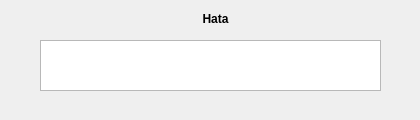
The window that ui/error.ui (canetizen/wordle-finder) describes before a commit, drawn with Qt 5.
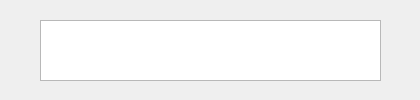
The same window after the commit.

```diff
--- a/ui/error.ui
+++ b/ui/error.ui
@@ -7,44 +7,31 @@
     <x>0</x>
     <y>0</y>
     <width>420</width>
-    <height>120</height>
+    <height>100</height>
    </rect>
   </property>
   <property name="minimumSize">
    <size>
     <width>420</width>
-    <height>120</height>
+    <height>100</height>
    </size>
   </property>
   <property name="maximumSize">
    <size>
     <width>420</width>
-    <height>120</height>
+    <height>100</height>
    </size>
   </property>
   <property name="windowTitle">
    <string>WordleFinder Error</string>
   </property>
-  <widget class="QLabel" name="label">
-   <property name="geometry">
-    <rect>
-     <x>160</x>
-     <y>10</y>
-     <width>111</width>
-     <height>19</height>
-    </rect>
-   </property>
-   <property name="text">
-    <string>&lt;html&gt;&lt;head/&gt;&lt;body&gt;&lt;p align=&quot;center&quot;&gt;&lt;span style=&quot; font-weight:600;&quot;&gt;Hata&lt;/span&gt;&lt;/p&gt;&lt;/body&gt;&lt;/html&gt;</string>
-   </property>
-  </widget>
   <widget class="QTextEdit" name="label_error">
    <property name="geometry">
     <rect>
      <x>40</x>
-     <y>40</y>
+     <y>20</y>
      <width>341</width>
-     <height>51</height>
+     <height>61</height>
     </rect>
    </property>
    <property name="readOnly">
```
